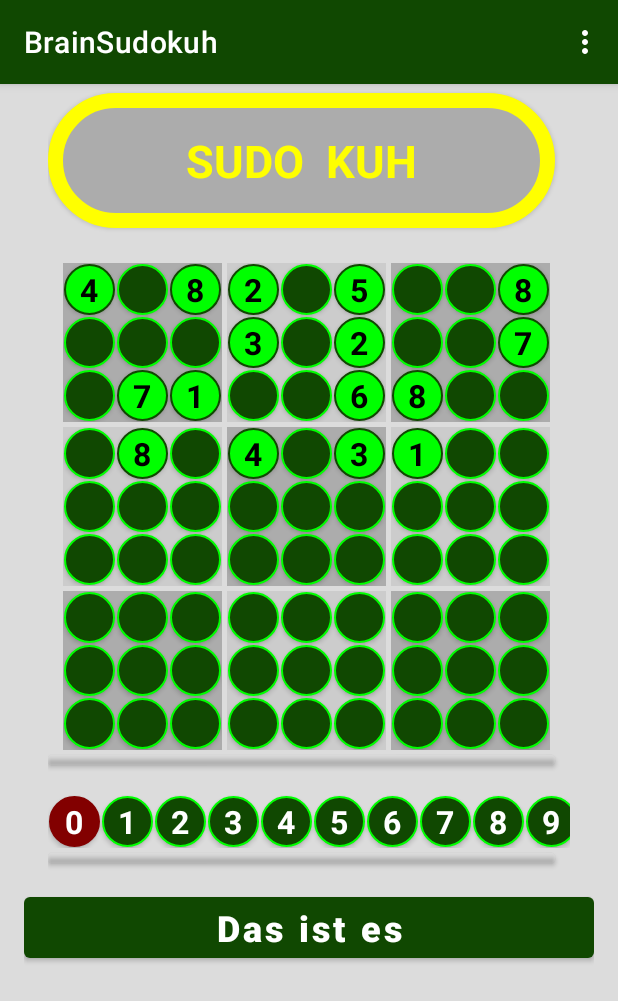
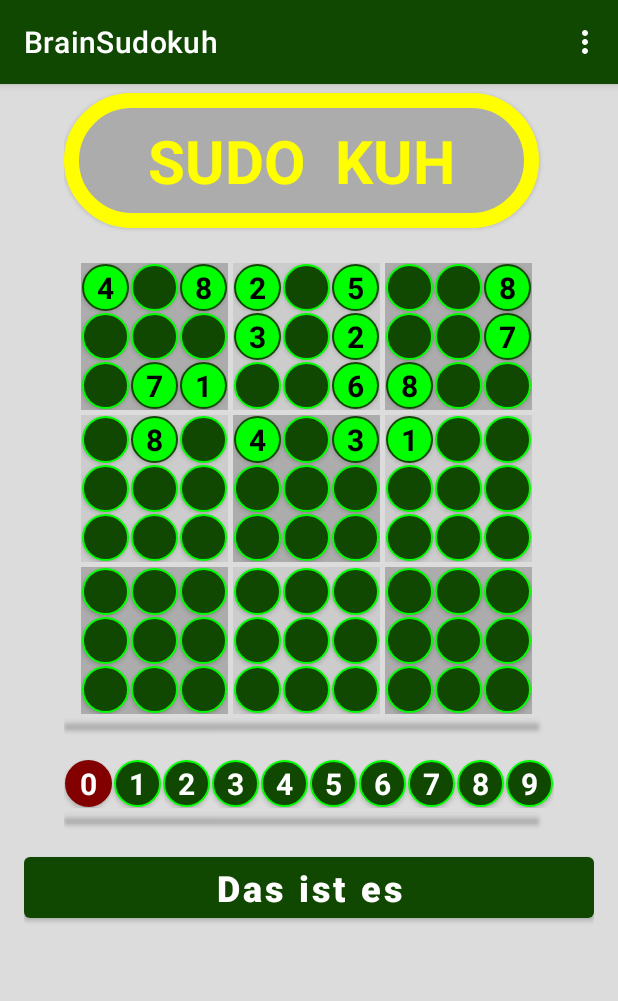
Before and after one commit to EyesOnly5x5/BrainSuKu, an Android app: the SudokuActivity screen opened directly, with no data from a screen before it, on a phone screen of 412 x 824 dp. Shown: the top 1001 px of the screen. Run offline under Robolectric (Android 15) with nearby library versions, the phone set to English and light mode, and no system bars.

Commit message:
Grösse angepasst

```diff
--- a/app/src/main/java/de/eyesonly5x5/brainsuku/MyDisplay.java
+++ b/app/src/main/java/de/eyesonly5x5/brainsuku/MyDisplay.java
@@ -32,8 +32,27 @@ public class MyDisplay {
     public int getButtonSize( int lang ){
         return( (int) (getMinPixels() / (Math.sqrt(lang)+2)) );
     }
+    public int getButtonSize( int lang, int margin ){
+        return( getButtonSize( lang, margin, 0 ) );
+    }
+
+    public int getButtonSize( int lang, int margin, int rand ){
+        return( (int) ((getMinPixels()-rand-(margin*lang)) / lang) );
+    }
     public void setWoMischen( String wert ){ woMischen = wert; }
     public String getWoMischen( ){ return( woMischen ); }
+
+    public double getScreenSize() {
+        double ySize = metrics.heightPixels / metrics.ydpi;
+        double xSize = metrics.widthPixels / metrics.xdpi;
+
+        // Bildschirmgrösse in Zoll
+        return( Math.sqrt(xSize * xSize + ySize * ySize) );
+    }
+
+    public int getTextSize(){
+        return((int) getScreenSize()*4);
+    }
 
     public int pxToDp(int px) { return (int) (px / metrics.density); }
     public int dpToPx(int dp) { return (int) (dp * metrics.density); }
--- a/app/src/main/java/de/eyesonly5x5/brainsuku/SudokuActivity.java
+++ b/app/src/main/java/de/eyesonly5x5/brainsuku/SudokuActivity.java
@@ -120,6 +120,9 @@ public class SudokuActivity extends AppCompatActivity {
 
         gridLayout.removeAllViews();
 
+        int textSize = daten.getMetrics().getTextSize();
+        int buttonSize = daten.getMetrics().getButtonSize( 9, 16, 50 * daten.getMetrics().getDensity() );// * daten.getMetrics().getDensity() );
+
         int column = 1;
         int row = 5;
         int total = row*column;
@@ -141,7 +144,7 @@ public class SudokuActivity extends AppCompatActivity {
                         oView.setText(R.string.title10);
                         oView.setTypeface(Typeface.DEFAULT_BOLD);
                         oView.setTextColor(oView.getContext().getResources().getColor(R.color.Richtig1));
-                        oView.setTextSize(getResources().getDimension(R.dimen.SudoLogo));
+                        oView.setTextSize(textSize*2);
                         oView.setGravity(Gravity.CENTER);
                         oView.setId(TEXT_IDS[c]);
                         param.height = (int) getResources().getDimension(R.dimen.NonoNG);
@@ -176,20 +179,19 @@ public class SudokuActivity extends AppCompatActivity {
                         oView.setTag(i2);
                         oView.setText("" + i2);
                         oView.setTextColor(oView.getContext().getResources().getColor(R.color.white));
-                        oView.setTextSize( getResources().getDimension(R.dimen.NonoTxt) );
+                        oView.setTextSize( textSize );
                         oView.setTypeface(Typeface.DEFAULT_BOLD);
                         oView.setBackgroundResource(R.drawable.round_btn_1);
                         if (daten.getSudoK0(derButton) == i2)
                             oView.setBackgroundResource(R.drawable.round_btn_3);
-                        param2.height = (int) (getResources().getDimension(R.dimen.SudoBut) * daten.getMetrics().getFaktor());
-                        param2.width = (int) (getResources().getDimension(R.dimen.SudoBut) * daten.getMetrics().getFaktor());
+                        param2.height = buttonSize;
+                        param2.width = buttonSize;
                         oView.setPadding(0, 0, 0, 0);
                         final int ii = i2;
                         oView.setOnClickListener(view -> {
                             findViewById( 90+nrButton ).setBackgroundResource(R.drawable.round_btn_1);
                             nrButton = ii;
                             findViewById( 90+nrButton ).setBackgroundResource(R.drawable.round_btn_3);
-                            //daten.buttons.get(90+nrButton).setBackgroundResource(R.drawable.round_btn_3);
                         });
 
                         oView.setGravity(Gravity.CENTER);
@@ -239,11 +241,11 @@ public class SudokuActivity extends AppCompatActivity {
                         oView.setId(BUTTON_IDS[quad[(c2 + (3 * r2))]]);
                         oView.setTag(BUTTON_IDS[quad[(c2 + (3 * r2))]]);
                         oView.setTextColor(oView.getContext().getResources().getColor(R.color.white));
-                        oView.setTextSize( getResources().getDimension(R.dimen.NonoTxt) );
+                        oView.setTextSize( textSize );
                         oView.setTypeface(Typeface.DEFAULT_BOLD);
                         oView.setBackgroundResource(R.drawable.round_btn_1);
-                        param2.height = (int) (getResources().getDimension(R.dimen.SudoBut) * daten.getMetrics().getFaktor());
-                        param2.width = (int) (getResources().getDimension(R.dimen.SudoBut) * daten.getMetrics().getFaktor());
+                        param2.height = buttonSize;
+                        param2.width = buttonSize;
                         oView.setGravity(Gravity.CENTER);
                         oView.setPadding(0, 0, 0, 0);
                         gL2.addView(oView, param2);
```
